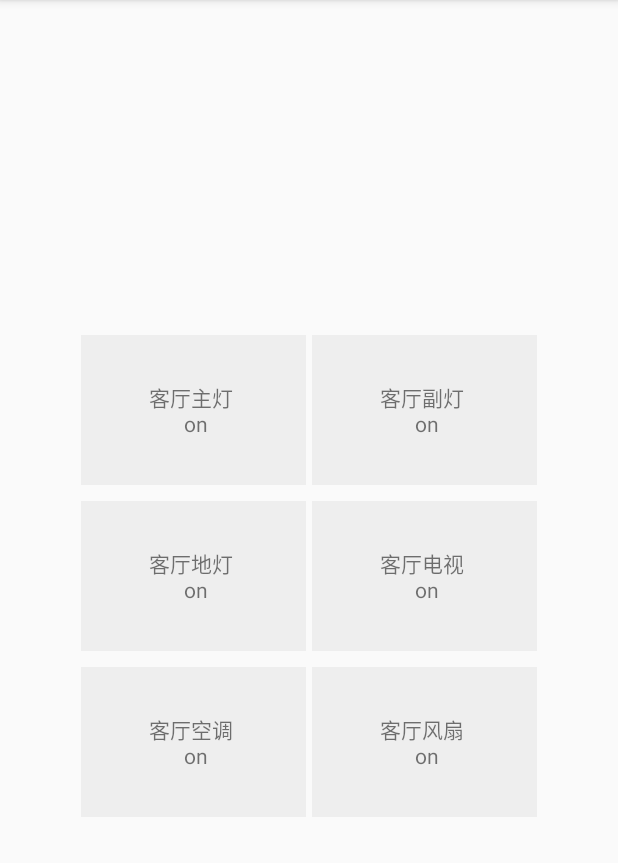
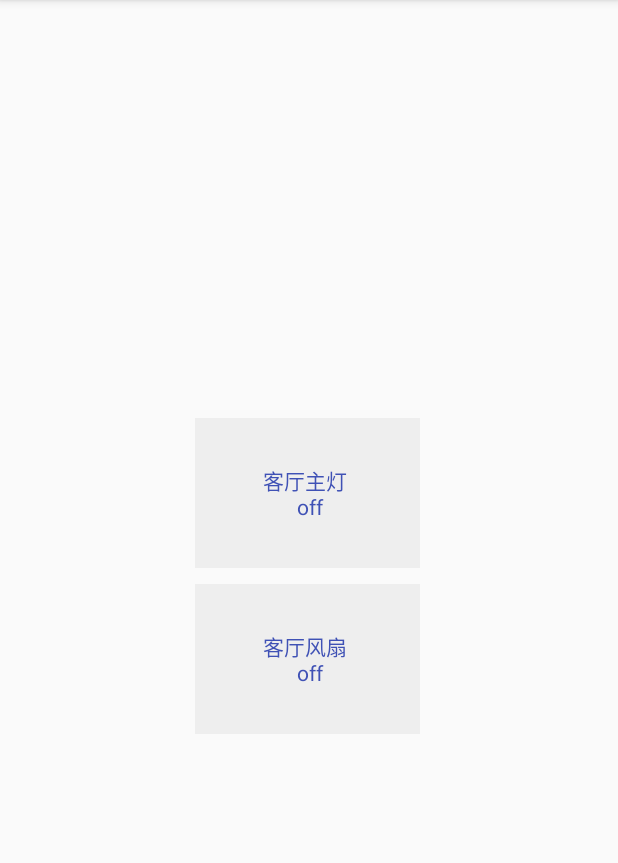
Before and after one commit to liuzhy520/voiceCommandDemo, an Android app: the screen it shows after launch (MainActivityActivity), on a phone screen of 412 x 824 dp, the part 84-947 px from its top. Run offline under Robolectric (Android 15) with nearby library versions, the phone set to English and light mode, and no system bars; 2 statements that could not run were skipped.

Commit message:
update command

```diff
--- a/app/build.gradle
+++ b/app/build.gradle
@@ -4,7 +4,7 @@ android {
     compileSdkVersion 27
     defaultConfig {
         applicationId "liuzhy.voicecmmmanddemo"
-        minSdkVersion 19
+        minSdkVersion 23
         targetSdkVersion 27
         versionCode 1
         versionName "1.0"
--- a/app/src/main/res/layout/main_activity.xml
+++ b/app/src/main/res/layout/main_activity.xml
@@ -19,26 +19,57 @@
         android:padding="5dp"
         >
         <TextView
+            android:id="@+id/light_tv"
             android:layout_width="150dp"
             android:layout_height="100dp"
-            android:text="客厅主灯 \n on"
+            android:text="客厅主灯 \n off"
             android:textAlignment="center"
             android:gravity="center"
             android:layout_marginRight="2dp"
             android:background="@color/_eeeeee"
+            android:textColor="@color/colorPrimary"
             />
 
-        <TextView
-            android:layout_width="150dp"
-            android:layout_height="100dp"
-            android:text="客厅副灯 \n on"
-            android:textAlignment="center"
-            android:gravity="center"
-            android:layout_marginLeft="2dp"
-            android:background="@color/_eeeeee"
-            />
+        <!--<TextView-->
+            <!--android:layout_width="150dp"-->
+            <!--android:layout_height="100dp"-->
+            <!--android:text="客厅副灯 \n on"-->
+            <!--android:textAlignment="center"-->
+            <!--android:gravity="center"-->
+            <!--android:layout_marginLeft="2dp"-->
+            <!--android:background="@color/_eeeeee"-->
+            <!--/>-->
 
     </LinearLayout>
+
+    <!--<LinearLayout-->
+        <!--android:layout_width="wrap_content"-->
+        <!--android:layout_height="wrap_content"-->
+        <!--android:orientation="horizontal"-->
+        <!--android:gravity="center"-->
+        <!--android:padding="5dp"-->
+        <!--&gt;-->
+        <!--<TextView-->
+            <!--android:layout_width="150dp"-->
+            <!--android:layout_height="100dp"-->
+            <!--android:text="客厅地灯 \n on"-->
+            <!--android:textAlignment="center"-->
+            <!--android:gravity="center"-->
+            <!--android:layout_marginRight="2dp"-->
+            <!--android:background="@color/_eeeeee"-->
+            <!--/>-->
+
+        <!--<TextView-->
+            <!--android:layout_width="150dp"-->
+            <!--android:layout_height="100dp"-->
+            <!--android:text="客厅电视 \n on"-->
+            <!--android:textAlignment="center"-->
+            <!--android:gravity="center"-->
+            <!--android:layout_marginLeft="2dp"-->
+            <!--android:background="@color/_eeeeee"-->
+            <!--/>-->
+
+    <!--</LinearLayout>-->
 
     <LinearLayout
         android:layout_width="wrap_content"
@@ -48,53 +79,26 @@
         android:padding="5dp"
         >
         <TextView
+            android:id="@+id/ac_tv"
             android:layout_width="150dp"
             android:layout_height="100dp"
-            android:text="客厅地灯 \n on"
+            android:text="客厅风扇 \n off"
             android:textAlignment="center"
             android:gravity="center"
             android:layout_marginRight="2dp"
             android:background="@color/_eeeeee"
+            android:textColor="@color/colorPrimary"
             />
 
-        <TextView
-            android:layout_width="150dp"
-            android:layout_height="100dp"
-            android:text="客厅电视 \n on"
-            android:textAlignment="center"
-            android:gravity="center"
-            android:layout_marginLeft="2dp"
-            android:background="@color/_eeeeee"
-            />
-
-    </LinearLayout>
-
-    <LinearLayout
-        android:layout_width="wrap_content"
-        android:layout_height="wrap_content"
-        android:orientation="horizontal"
-        android:gravity="center"
-        android:padding="5dp"
-        >
-        <TextView
-            android:layout_width="150dp"
-            android:layout_height="100dp"
-            android:text="客厅空调 \n on"
-            android:textAlignment="center"
-            android:gravity="center"
-            android:layout_marginRight="2dp"
-            android:background="@color/_eeeeee"
-            />
-
-        <TextView
-            android:layout_width="150dp"
-            android:layout_height="100dp"
-            android:text="客厅风扇 \n on"
-            android:textAlignment="center"
-            android:gravity="center"
-            android:layout_marginLeft="2dp"
-            android:background="@color/_eeeeee"
-            />
+        <!--<TextView-->
+            <!--android:layout_width="150dp"-->
+            <!--android:layout_height="100dp"-->
+            <!--android:text="客厅风扇 \n on"-->
+            <!--android:textAlignment="center"-->
+            <!--android:gravity="center"-->
+            <!--android:layout_marginLeft="2dp"-->
+            <!--android:background="@color/_eeeeee"-->
+            <!--/>-->
 
     </LinearLayout>
 
```
Also changed, not shown: app/src/main/java/liuzhy/voicecmmmanddemo/MainActivityActivity.java (+42 -2 lines), app/src/main/res/layout/title.xml (added, +16 -0 lines), 1 other file.
